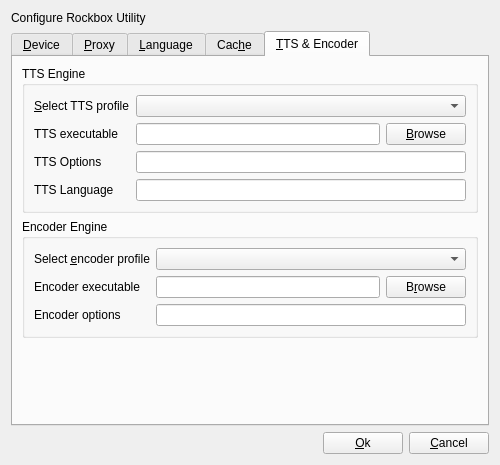
Rockbox-Chinese-Community/Rockbox-RCC, file rbutil/rbutilqt/configurefrm.ui: the form before one commit.
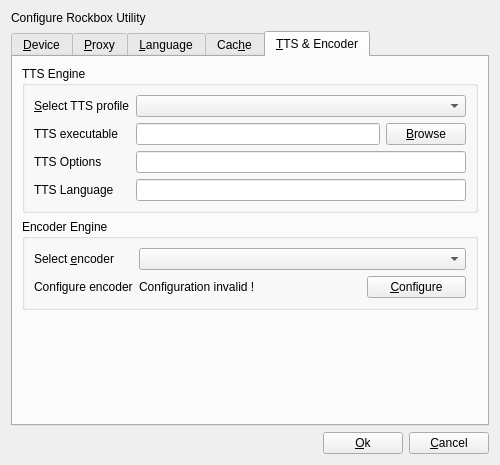
The form after the commit. The open tabs and pages were chosen to show the change. Icons and pictures are not drawn.

Commit message: rbutil: added builtin rbspeex encoder. Reworked encoder configuration.

```diff
--- a/rbutil/rbutilqt/configurefrm.ui
+++ b/rbutil/rbutilqt/configurefrm.ui
@@ -359,7 +359,7 @@
        <iconset resource="rbutilqt.qrc" >:/icons/icons/audio-input-microphone.png</iconset>
       </attribute>
       <layout class="QGridLayout" >
-       <item row="0" column="0" colspan="2" >
+       <item row="0" column="0" >
         <widget class="QGroupBox" name="groupBox_2" >
          <property name="title" >
           <string>TTS Engine</string>
@@ -427,7 +427,7 @@
          </layout>
         </widget>
        </item>
-       <item rowspan="2" row="1" column="0" colspan="2" >
+       <item row="1" column="0" >
         <widget class="QGroupBox" name="groupBox_3" >
          <property name="title" >
           <string>Encoder Engine</string>
@@ -436,64 +436,62 @@
           <item row="0" column="0" >
            <widget class="QLabel" name="labelEncoder" >
             <property name="text" >
-             <string>Select &amp;encoder profile</string>
+             <string>Select &amp;encoder</string>
             </property>
             <property name="buddy" >
              <cstring>comboEncoder</cstring>
             </property>
            </widget>
           </item>
-          <item row="0" column="1" colspan="2" >
+          <item row="0" column="1" colspan="3" >
            <widget class="QComboBox" name="comboEncoder" />
           </item>
           <item row="1" column="0" >
            <widget class="QLabel" name="labelEncoderExecutable" >
             <property name="text" >
-             <string>Encoder executable</string>
-            </property>
-            <property name="buddy" >
-             <cstring>encoderExecutable</cstring>
+             <string>Configure encoder</string>
             </property>
            </widget>
           </item>
           <item row="1" column="1" >
-           <widget class="QLineEdit" name="encoderExecutable" />
+           <widget class="QLabel" name="configstatus" >
+            <property name="text" >
+             <string>Configuration invalid !</string>
+            </property>
+           </widget>
           </item>
           <item row="1" column="2" >
-           <widget class="QPushButton" name="browseEncoder" >
+           <widget class="QLabel" name="configstatusimg" >
             <property name="text" >
-             <string>B&amp;rowse</string>
+             <string/>
+            </property>
+            <property name="pixmap" >
+             <pixmap resource="rbutilqt.qrc" >:/icons/icons/dialog-error.png</pixmap>
+            </property>
+           </widget>
+          </item>
+          <item row="1" column="3" >
+           <widget class="QPushButton" name="configEncoder" >
+            <property name="text" >
+             <string>&amp;Configure</string>
             </property>
             <property name="icon" >
              <iconset resource="rbutilqt.qrc" >:/icons/icons/edit-find.png</iconset>
             </property>
            </widget>
           </item>
-          <item row="2" column="0" >
-           <widget class="QLabel" name="labelEncoderOptions" >
-            <property name="text" >
-             <string>Encoder options</string>
-            </property>
-            <property name="buddy" >
-             <cstring>encoderOptions</cstring>
-            </property>
-           </widget>
-          </item>
-          <item row="2" column="1" colspan="2" >
-           <widget class="QLineEdit" name="encoderOptions" />
-          </item>
          </layout>
         </widget>
        </item>
-       <item row="3" column="0" >
+       <item row="2" column="0" >
         <spacer>
          <property name="orientation" >
           <enum>Qt::Vertical</enum>
          </property>
          <property name="sizeHint" >
           <size>
-           <width>20</width>
-           <height>40</height>
+           <width>226</width>
+           <height>51</height>
           </size>
          </property>
         </spacer>
```
The commit also changes 9 other files.
